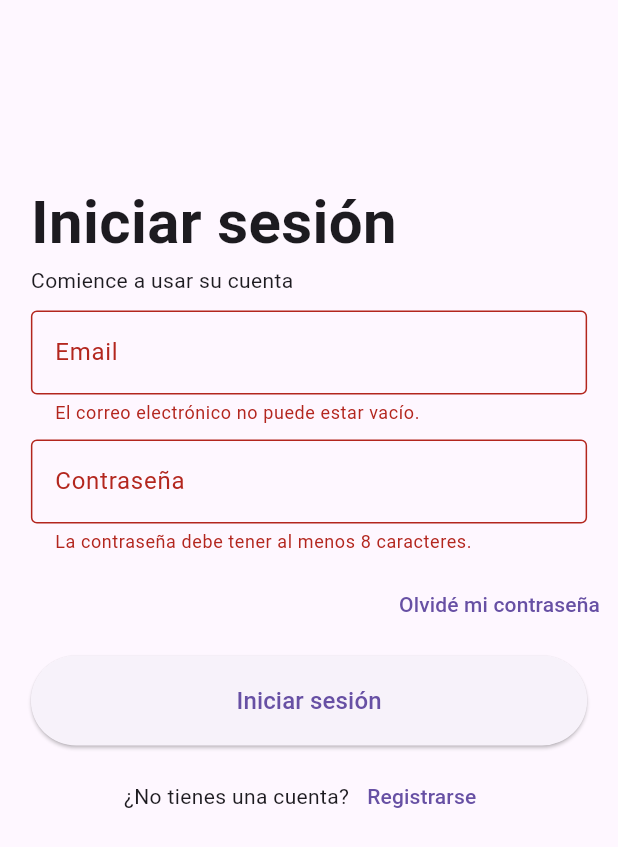
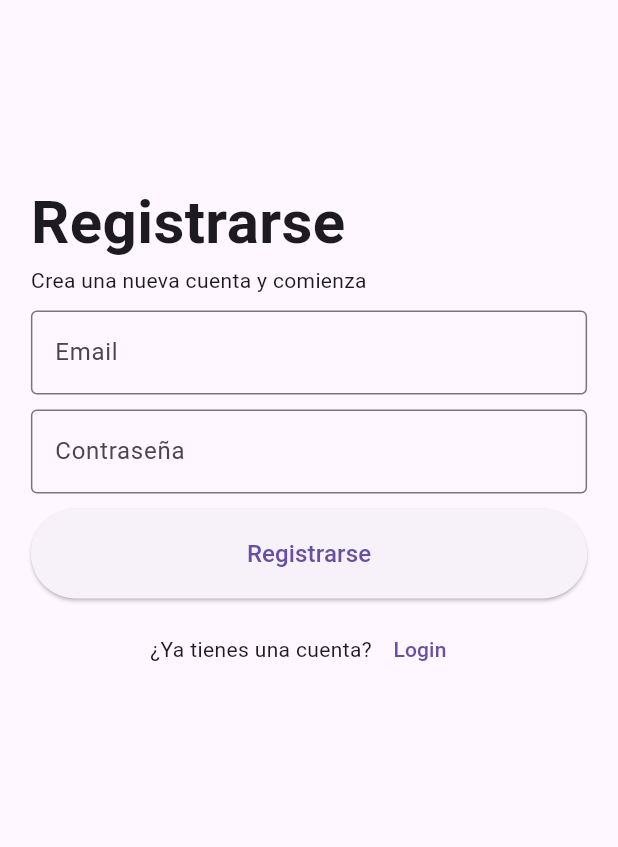
Before and after one commit to programadorlcgv/proyectoecommerceflutter, a Flutter app: the screen it shows after launch, after a tap on "Iniciar sesión", after a tap on "Registrarse", on a phone screen of 412 x 824 dp. Shown: the top 847 px of the screen. Run offline on Flutter 3.47's test engine with Material 3 defaults, Android fonts, the phone set to English and light mode, and no system bars; our stand-ins replace firebase_core; accounts and stored records are empty; generated files the repository leaves out were written again.

Commit message:
Creada la interfaz de registro de usuario para el panel de administración.

```diff
--- a/ecommerce_admin_app/lib/main.dart
+++ b/ecommerce_admin_app/lib/main.dart
@@ -1,6 +1,7 @@
 import 'package:ecommerce_admin_app/firebase_options.dart';
 import 'package:ecommerce_admin_app/views/admin_home.dart';
 import 'package:ecommerce_admin_app/views/login.dart';
+import 'package:ecommerce_admin_app/views/signup.dart';
 import 'package:firebase_core/firebase_core.dart';
 import 'package:flutter/material.dart';
 
@@ -22,7 +23,9 @@ class MyApp extends StatelessWidget {
       title: 'Administracion de la tienda',
       routes: {
       "/": (context) => LoginPage(),
-      "/login": (context) => LoginPage()
+      "/home": (context) => AdminHome(),
+      "/login": (context) => LoginPage(),
+      "/signup": (context) => SingupPage()
       }
     );
   }
--- /dev/null
+++ b/ecommerce_admin_app/lib/views/signup.dart
@@ -0,0 +1,128 @@
+import 'package:ecommerce_admin_app/controllers/auth_service.dart';
+import 'package:flutter/material.dart';
+
+class SingupPage extends StatefulWidget {
+  const SingupPage({super.key});
+
+  @override
+  State<SingupPage> createState() => _SingupPageState();
+}
+
+class _SingupPageState extends State<SingupPage> {
+    final formKey = GlobalKey<FormState>();
+  TextEditingController _emailController = TextEditingController();
+  TextEditingController _passwordController = TextEditingController();
+  @override
+  Widget build(BuildContext context) {
+    return Scaffold(
+      body: SingleChildScrollView(
+        child: Form(
+          key: formKey,
+          child: Column(children: [
+             SizedBox(
+                  height: 120,
+                ),
+                  SizedBox(
+                  width: MediaQuery.of(context).size.width * .9,
+                  child: Column(
+                    crossAxisAlignment: CrossAxisAlignment.start,
+                    children: [
+                      Text(
+                        "Registrarse",
+                        style:
+                            TextStyle(fontSize: 40, fontWeight: FontWeight.w700),
+                      ),
+                  Text("Crea una nueva cuenta y comienza"),
+                  SizedBox(
+                  height: 10,
+                ),
+                SizedBox(
+                    width: MediaQuery.of(context).size.width * .9,
+                    child: TextFormField(
+                      validator: (value) =>
+                          value!.isEmpty ? "El correo electrónico no puede estar vacío." : null,
+                      controller: _emailController,
+                      decoration: InputDecoration(
+                        border: OutlineInputBorder(),
+                        label: Text("Email"),
+                      ),
+                    )),
+                    ],
+                  ),
+                ),
+                SizedBox(
+                  height: 10,
+                ),
+                SizedBox(
+                    width: MediaQuery.of(context).size.width * .9,
+                    child: TextFormField(
+                      validator: (value) => value!.length < 8
+                          ? "La contraseña debe tener al menos 8 caracteres."
+                          : null,
+                      controller: _passwordController,
+                      obscureText: true,
+                      decoration: InputDecoration(
+                        border: OutlineInputBorder(),
+                        label: Text("Contraseña"),
+                      ),
+                    )),
+                     SizedBox(
+                  height: 10,
+                ),
+
+                SizedBox(
+                    height: 60,
+                    width: MediaQuery.of(context).size.width * .9,
+                    child: ElevatedButton(
+
+
+                        onPressed: () {
+                           if (formKey.currentState!.validate()) {
+                            AuthService()
+                                .createAccountWithEmail(
+                                    _emailController.text, _passwordController.text)
+                                .then((value) {
+                              if (value == "Account Created") {
+                                ScaffoldMessenger.of(context).showSnackBar(
+                                    SnackBar(content: Text("Account Created")));
+                                Navigator.restorablePushNamedAndRemoveUntil(context, "/home" , (route) => false);
+                              } else {
+                                ScaffoldMessenger.of(context).showSnackBar(SnackBar(
+                                  content: Text(
+                                    value,
+                                    style: TextStyle(color: Colors.white),
+                                  ),
+                                  backgroundColor: Colors.red.shade400,
+                                ));
+                              }
+                            });
+                          }
+                        },
+                        child: Text(
+                          "Registrarse",
+                          style: TextStyle(fontSize: 16),
+                        ))),
+
+                        SizedBox(
+                  height: 10,
+                ),
+
+
+                 Row(
+                  mainAxisAlignment: MainAxisAlignment.center,
+                  children: [
+                    Text("¿Ya tienes una cuenta?"),
+                    TextButton(
+                        onPressed: () {
+                          Navigator.pop(context);
+                        },
+                        child: Text("Login"))
+                  ],
+                )
+
+          ],),
+        ),
+      ),
+    );
+  }
+}
```
